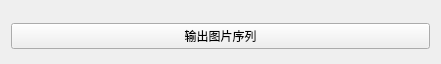
The window that MayaViewportCapture/ui/ViewportCapture.ui (FXTD-ODYSSEY/MayaViewportCapture) describes before a commit, drawn with Qt 5.
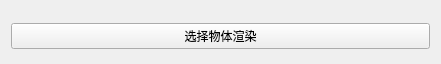
The same window after the commit.

Commit message: 更新 UI 摄像机界面设置功能

```diff
--- a/MayaViewportCapture/ui/ViewportCapture.ui
+++ b/MayaViewportCapture/ui/ViewportCapture.ui
@@ -20,7 +20,7 @@
    <item>
     <widget class="QPushButton" name="Process_BTN">
      <property name="text">
-      <string>输出图片序列</string>
+      <string>选择物体渲染</string>
      </property>
     </widget>
    </item>
```
The commit also changes 4 other files.
